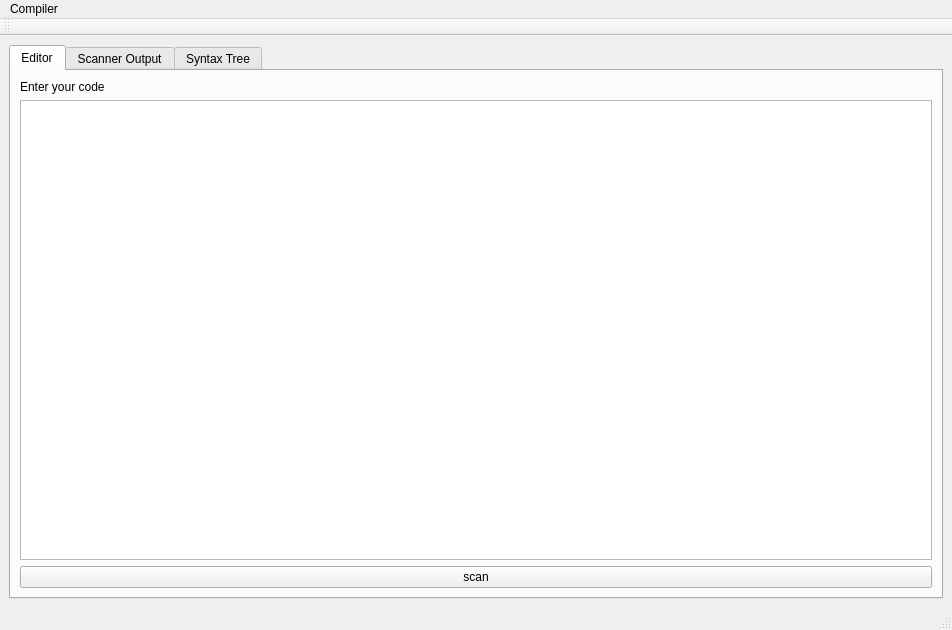
First picture: the form in Compiler_Parser_GUI FirstVersion/Compiler_project/mainwindow.ui, repository Andrew-Adel/Compiler_Parser, before the edit.
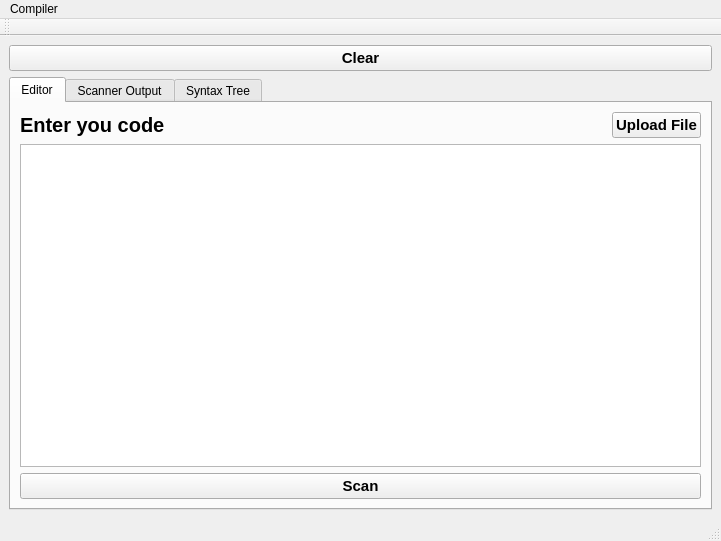
Second picture: the form after the edit.

Commit message: added styling and upload file button for Editor Tab

```diff
--- a/Compiler_Parser_GUI FirstVersion/Compiler_project/mainwindow.ui
+++ b/Compiler_Parser_GUI FirstVersion/Compiler_project/mainwindow.ui
@@ -6,19 +6,35 @@
    <rect>
     <x>0</x>
     <y>0</y>
-    <width>952</width>
-    <height>630</height>
+    <width>721</width>
+    <height>541</height>
    </rect>
   </property>
   <property name="windowTitle">
    <string>MainWindow</string>
   </property>
   <widget class="QWidget" name="centralwidget">
-   <layout class="QFormLayout" name="formLayout">
-    <item row="0" column="0" colspan="2">
+   <layout class="QVBoxLayout" name="verticalLayout">
+    <item>
+     <widget class="QPushButton" name="clearBtn">
+      <property name="font">
+       <font>
+        <pointsize>11</pointsize>
+        <bold>true</bold>
+       </font>
+      </property>
+      <property name="text">
+       <string>Clear</string>
+      </property>
+     </widget>
+    </item>
+    <item>
      <widget class="QTabWidget" name="tabWidget">
+      <property name="enabled">
+       <bool>true</bool>
+      </property>
       <property name="sizePolicy">
-       <sizepolicy hsizetype="Preferred" vsizetype="Expanding">
+       <sizepolicy hsizetype="Expanding" vsizetype="Expanding">
         <horstretch>0</horstretch>
         <verstretch>0</verstretch>
        </sizepolicy>
@@ -30,21 +46,82 @@
        <attribute name="title">
         <string>Editor</string>
        </attribute>
-       <layout class="QGridLayout" name="gridLayout_2">
-        <item row="0" column="0">
-         <widget class="QLabel" name="label">
-          <property name="text">
-           <string>Enter your code</string>
-          </property>
-         </widget>
+       <layout class="QVBoxLayout" name="verticalLayout_2">
+        <item>
+         <layout class="QHBoxLayout" name="horizontalLayout_4">
+          <item>
+           <widget class="QLabel" name="label">
+            <property name="font">
+             <font>
+              <family>Arial</family>
+              <pointsize>15</pointsize>
+              <bold>true</bold>
+             </font>
+            </property>
+            <property name="text">
+             <string>Enter you code</string>
+            </property>
+           </widget>
+          </item>
+          <item>
+           <spacer name="horizontalSpacer">
+            <property name="orientation">
+             <enum>Qt::Horizontal</enum>
+            </property>
+            <property name="sizeHint" stdset="0">
+             <size>
+              <width>40</width>
+              <height>20</height>
+             </size>
+            </property>
+           </spacer>
+          </item>
+          <item>
+           <widget class="QPushButton" name="uploadFile">
+            <property name="sizePolicy">
+             <sizepolicy hsizetype="Minimum" vsizetype="Preferred">
+              <horstretch>0</horstretch>
+              <verstretch>0</verstretch>
+             </sizepolicy>
+            </property>
+            <property name="sizeIncrement">
+             <size>
+              <width>0</width>
+              <height>0</height>
+             </size>
+            </property>
+            <property name="font">
+             <font>
+              <pointsize>11</pointsize>
+              <bold>true</bold>
+             </font>
+            </property>
+            <property name="text">
+             <string>Upload File</string>
+            </property>
+           </widget>
+          </item>
+         </layout>
         </item>
-        <item row="1" column="0">
+        <item>
          <widget class="QTextEdit" name="textEdit"/>
         </item>
-        <item row="2" column="0">
+        <item>
          <widget class="QPushButton" name="scannerBtn">
+          <property name="sizeIncrement">
+           <size>
+            <width>10</width>
+            <height>100</height>
+           </size>
+          </property>
+          <property name="font">
+           <font>
+            <pointsize>11</pointsize>
+            <bold>true</bold>
+           </font>
+          </property>
           <property name="text">
-           <string>scan</string>
+           <string>Scan</string>
           </property>
          </widget>
         </item>
@@ -104,7 +181,7 @@
     <rect>
      <x>0</x>
      <y>0</y>
-     <width>952</width>
+     <width>721</width>
      <height>25</height>
     </rect>
    </property>
```
Left out of the diff: 24 changed lines with no effect on the pictures. The commit also changes 55 other files.
